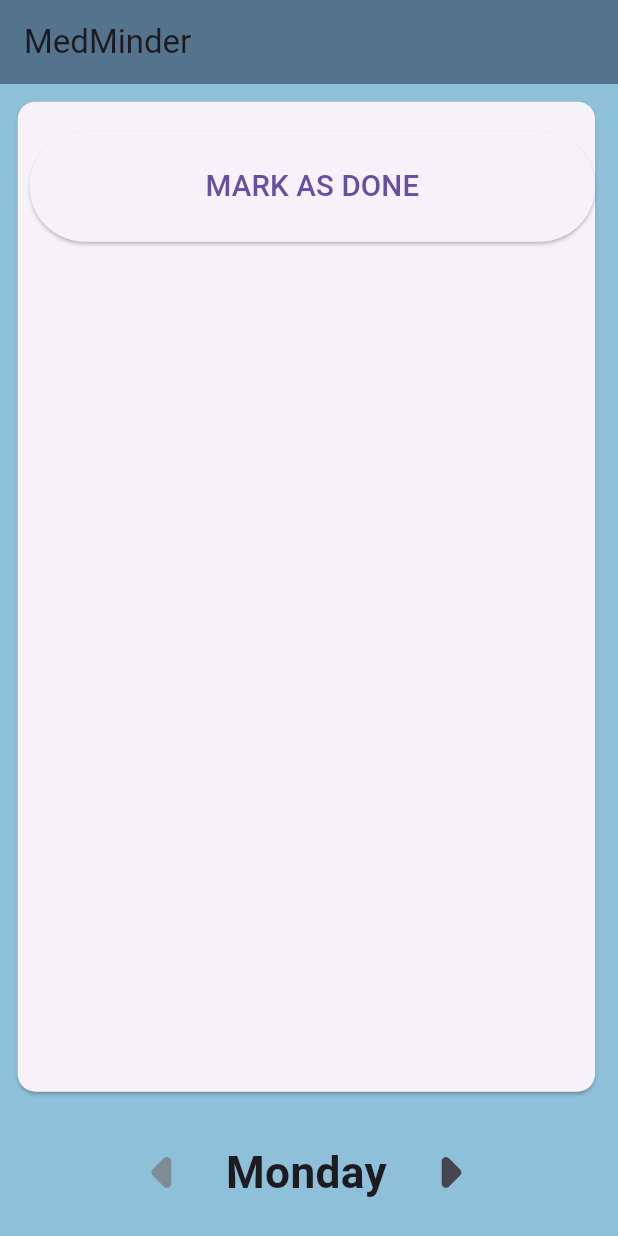
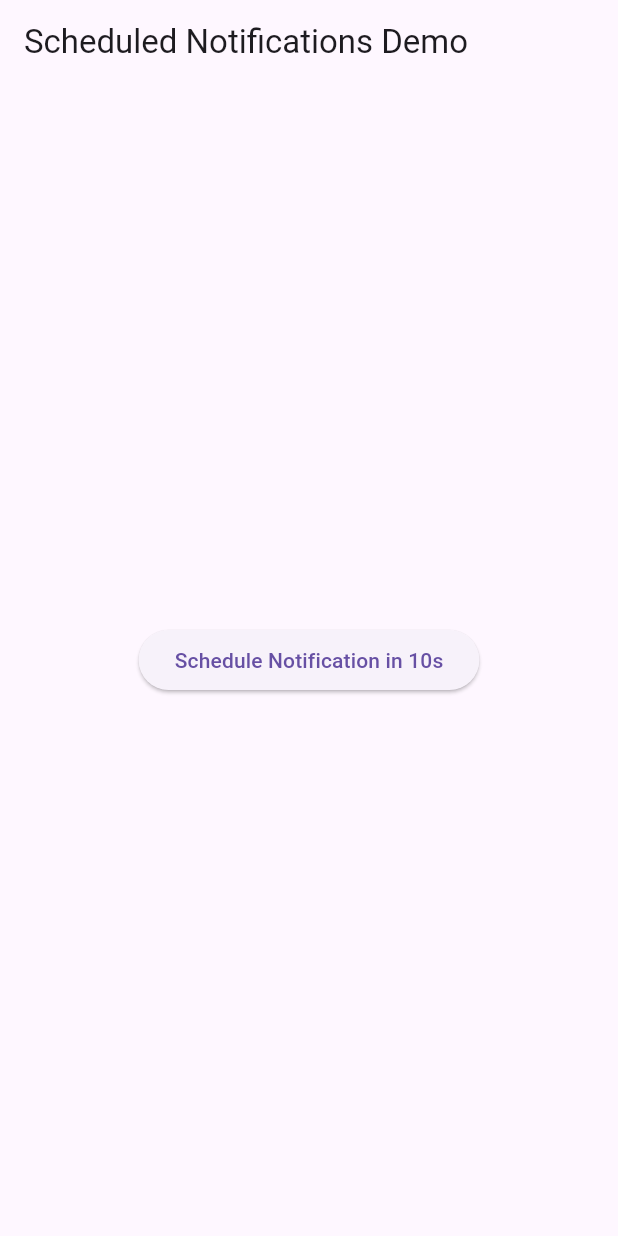
Before and after one commit to ClaireQi1684/MedMinder, a Flutter app: the screen it shows after launch, on a phone screen of 412 x 824 dp. Run offline on Flutter 3.47's test engine with Material 3 defaults, Android fonts, the phone set to English and light mode, and no system bars; our stand-ins replace flutter_local_notifications, flutter_timezone, timezone.

Commit message:
notification function works

```diff
--- a/med_minder/lib/main.dart
+++ b/med_minder/lib/main.dart
@@ -1,6 +1,13 @@
 import 'package:flutter/material.dart';
+import 'package:flutter_timezone/flutter_timezone.dart';
+import 'package:timezone/data/latest_all.dart' as tz;
+import 'package:timezone/timezone.dart' as tz;
 
-void main() {
+import 'notification.dart';
+
+void main() async {
+  WidgetsFlutterBinding.ensureInitialized();
+  await NotificationService.init();
   runApp(MaterialApp(home: MedMinder()));
 }
 
@@ -12,8 +19,10 @@ class MedMinder extends StatefulWidget {
 }
 
 class MedMinderState extends State<MedMinder> {
-  int currentDayIndex = 0;
-  final List<String> days = [
+  int currentScreenIndex = 9;
+  final List<String> screens = [
+    "home",
+    "edit",
     "Monday",
     "Tuesday",
     "Wednesday",
@@ -21,6 +30,7 @@ class MedMinderState extends State<MedMinder> {
     "Friday",
     "Saturday",
     "Sunday",
+    "test",
   ];
 
   int checkCounter = 0;
@@ -31,7 +41,7 @@ class MedMinderState extends State<MedMinder> {
 
   List<int> dayCheck = List.filled(7, 0);
 
-  String get currentDay => days[currentDayIndex];
+  String get currentDay => screens[currentScreenIndex];
 
   @override
   void initState() {
@@ -41,13 +51,13 @@ class MedMinderState extends State<MedMinder> {
 
   void nextDay() {
     setState(() {
-      currentDayIndex = currentDayIndex + 1;
+      currentScreenIndex = currentScreenIndex + 1;
     });
   }
 
   void previousDay() {
     setState(() {
-      currentDayIndex = currentDayIndex - 1;
+      currentScreenIndex = currentScreenIndex - 1;
     });
   }
 
@@ -70,7 +80,43 @@ class MedMinderState extends State<MedMinder> {
 
   @override
   Widget build(BuildContext context) {
-    if (currentDayIndex <= 6) {
+    if (currentScreenIndex == 0) {
+      return Scaffold(
+        backgroundColor: const Color.fromARGB(255, 142, 192, 218),
+        appBar: AppBar(
+          title: const Text("MedMinder"),
+          backgroundColor: const Color.fromARGB(255, 84, 115, 141),
+        ),
+      );
+    } else if (currentScreenIndex == 1) {
+      return Scaffold(
+        backgroundColor: const Color.fromARGB(255, 142, 192, 218),
+        appBar: AppBar(
+          title: const Text("MedMinder edit"),
+          backgroundColor: const Color.fromARGB(255, 84, 115, 141),
+        ),
+      );
+    } else if (currentScreenIndex == 9) {
+      return Scaffold(
+        appBar: AppBar(title: const Text("Scheduled Notifications Demo")),
+        body: Center(
+          child: ElevatedButton(
+            onPressed: () {
+              final scheduledTime = DateTime.now().add(
+                const Duration(seconds: 10),
+              );
+              NotificationService.scheduleNotification(
+                id: 1,
+                title: "Congratulations!!!",
+                body: "You've successfully implemented scheduled notification",
+                scheduledTime: scheduledTime,
+              );
+            },
+            child: const Text("Schedule Notification in 10s"),
+          ),
+        ),
+      );
+    } else {
       return Scaffold(
         backgroundColor: const Color.fromARGB(255, 142, 192, 218),
         appBar: AppBar(
@@ -82,6 +128,28 @@ class MedMinderState extends State<MedMinder> {
           child: Column(
             mainAxisAlignment: MainAxisAlignment.center,
             children: [
+              SizedBox(height: 9),
+              Row(
+                children: [
+                  IconButton(
+                    onPressed: () {
+                      setState(() {
+                        currentScreenIndex = 0;
+                      });
+                    },
+                    icon: Icon(Icons.home_filled),
+                  ),
+                  SizedBox(width: 150),
+                  IconButton(
+                    onPressed: () {
+                      setState(() {
+                        currentScreenIndex = 1;
+                      });
+                    },
+                    icon: Icon(Icons.edit),
+                  ),
+                ],
+              ),
               // DAY CARD
               Center(
                 child: Container(
@@ -99,7 +167,7 @@ class MedMinderState extends State<MedMinder> {
                           crossAxisSpacing: 10.0,
                           mainAxisSpacing: 10.0,
                           padding: const EdgeInsets.all(10.0),
-                          children: List.generate(pillsPerDay[currentDayIndex], (
+                          children: List.generate(pillsPerDay[currentScreenIndex], (
                             index,
                           ) {
                             int pillNum = index + 1;
@@ -111,12 +179,13 @@ class MedMinderState extends State<MedMinder> {
                                   Center(child: Text("Pill $pillNum")),
                                   Center(
                                     child:
-                                        pillCheck[currentDayIndex][index] % 2 ==
+                                        pillCheck[currentScreenIndex][index] %
+                                                2 ==
                                             0
                                         ? ElevatedButton(
                                             onPressed: () {
                                               setState(() {
-                                                pillCheck[currentDayIndex][index]++;
+                                                pillCheck[currentScreenIndex][index]++;
                                               });
                                               print("pill $index completed");
                                             },
@@ -133,7 +202,7 @@ class MedMinderState extends State<MedMinder> {
                                         : IconButton(
                                             onPressed: () {
                                               setState(() {
-                                                pillCheck[currentDayIndex][index]++;
+                                                pillCheck[currentScreenIndex][index]++;
                                               });
                                               print("pill $index completed");
                                             },
@@ -159,12 +228,12 @@ class MedMinderState extends State<MedMinder> {
                             crossAxisAlignment: CrossAxisAlignment.stretch,
                             children: [
                               Center(
-                                child: !allPillsTaken(currentDayIndex)
+                                child: !allPillsTaken(currentScreenIndex)
                                     ? ElevatedButton(
                                         onPressed: () {
                                           print("$currentDay not completed");
                                           setState(() {
-                                            dayCheck[currentDayIndex] += 0;
+                                            dayCheck[currentScreenIndex] += 0;
                                           });
                                         },
                                         style: ElevatedButton.styleFrom(
@@ -177,11 +246,11 @@ class MedMinderState extends State<MedMinder> {
                                           ),
                                         ),
                                       )
-                                    : dayCheck[currentDayIndex] == 0
+                                    : dayCheck[currentScreenIndex] == 0
                                     ? ElevatedButton(
                                         onPressed: () {
                                           setState(() {
-                                            dayCheck[currentDayIndex]++;
+                                            dayCheck[currentScreenIndex]++;
                                           });
                                           print("$currentDay completed");
                                         },
@@ -269,8 +338,6 @@ class MedMinderState extends State<MedMinder> {
           ),
         ),
       );
-    } else {
-      return Scaffold();
     }
   }
 }
--- /dev/null
+++ b/med_minder/lib/notification.dart
@@ -0,0 +1,59 @@
+import 'package:flutter_local_notifications/flutter_local_notifications.dart';
+import 'package:timezone/data/latest_all.dart' as tzdata;
+import 'package:timezone/timezone.dart' as tz;
+import 'package:flutter_timezone/flutter_timezone.dart';
+
+class NotificationService {
+  //thank you to Pranav Dave, our saviour
+  static final FlutterLocalNotificationsPlugin _notifications =
+      FlutterLocalNotificationsPlugin();
+
+  static Future<void> init() async {
+    // Initialize timezone
+    tzdata.initializeTimeZones();
+    final TimezoneInfo timeZoneInfo = await FlutterTimezone.getLocalTimezone();
+    tz.setLocalLocation(tz.getLocation(timeZoneInfo.identifier));
+
+    const AndroidInitializationSettings androidInit =
+        AndroidInitializationSettings('@mipmap/ic_launcher');
+
+    const InitializationSettings initSettings = InitializationSettings(
+      android: androidInit,
+      iOS: null,
+    );
+
+    final AndroidFlutterLocalNotificationsPlugin? androidImplementation =
+        _notifications
+            .resolvePlatformSpecificImplementation<
+              AndroidFlutterLocalNotificationsPlugin
+            >();
+
+    if (androidImplementation != null) {
+      await _notifications.initialize(settings: initSettings);
+    }
+  }
+
+  static Future<void> scheduleNotification({
+    required int id,
+    required String title,
+    required String body,
+    required DateTime scheduledTime,
+  }) async {
+    await _notifications.zonedSchedule(
+      id: id,
+      title: title,
+      body: body,
+      scheduledDate: tz.TZDateTime.from(scheduledTime, tz.local),
+      notificationDetails: const NotificationDetails(
+        android: AndroidNotificationDetails(
+          'main_channel',
+          'Main Channel',
+          channelDescription: 'Scheduled notifications channel',
+          importance: Importance.max,
+          priority: Priority.high,
+        ),
+      ),
+      androidScheduleMode: AndroidScheduleMode.exactAllowWhileIdle,
+    );
+  }
+}
```
Also changed, not shown: med_minder/pubspec.yaml (+3 -4 lines), med_minder/pubspec.lock, 3 other files.
